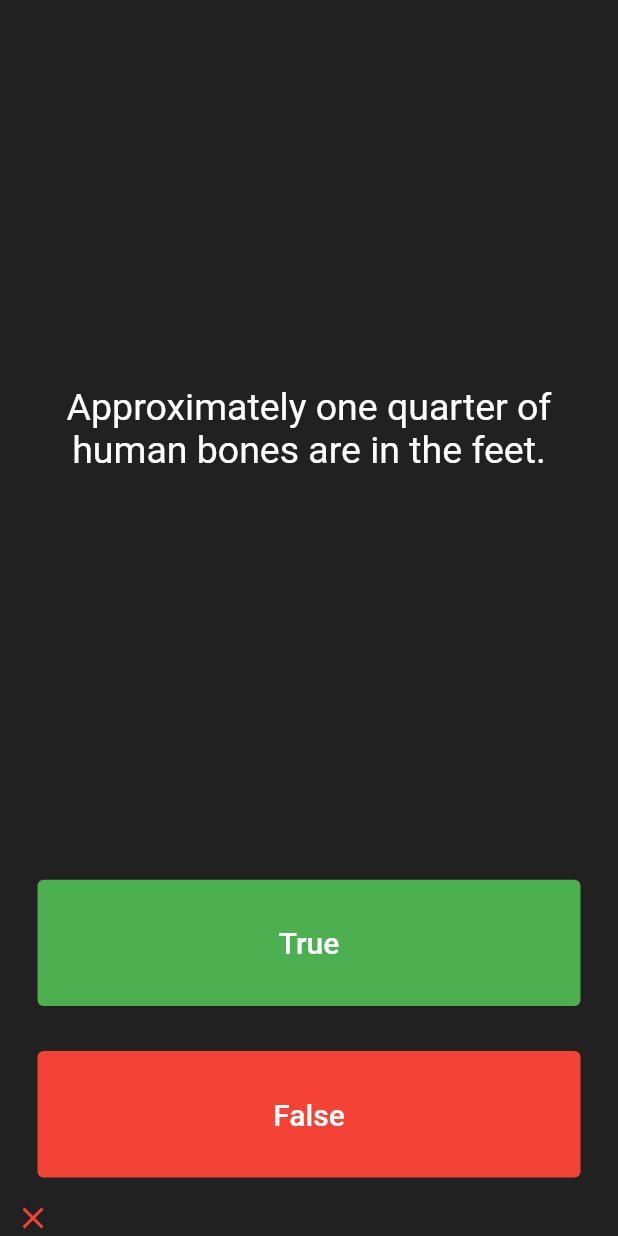
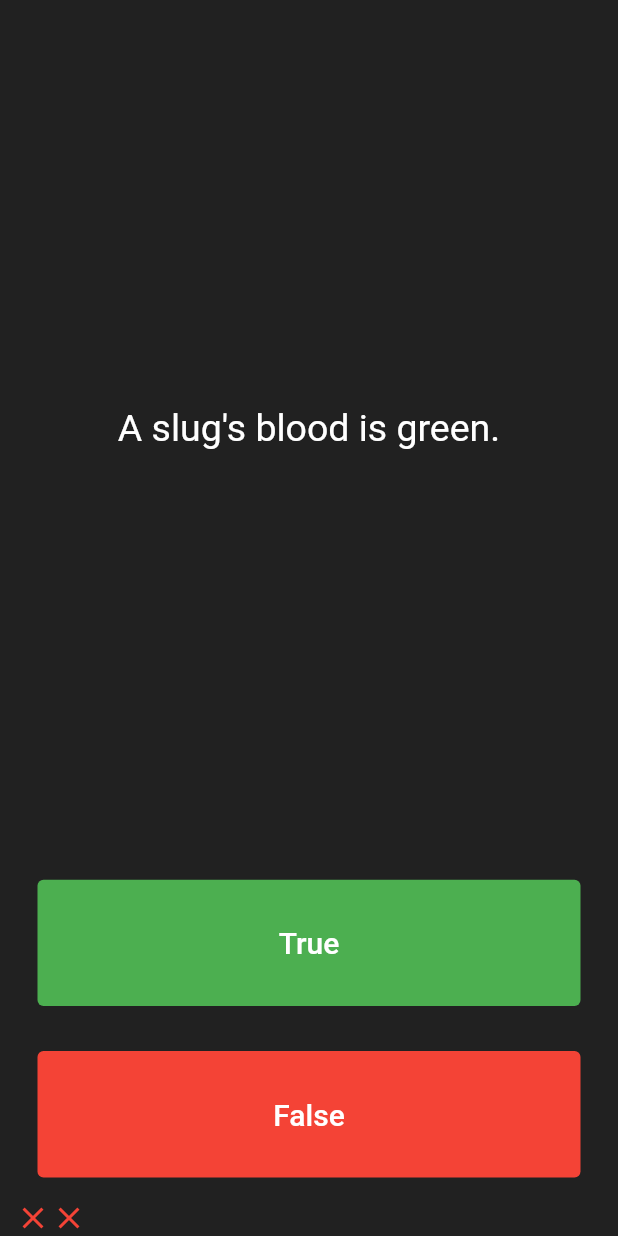
Before and after one commit to jahanzebnaeem/-nexskillflutterdevbatch6, a Flutter app: the screen it shows after launch, after a tap on "True", after a tap on "False", on a phone screen of 412 x 824 dp. Run offline on Flutter 3.47's test engine with Material 2 defaults, Android fonts, the phone set to English and light mode, and no system bars; our stand-ins replace audioplayers.

Commit message:
Lecture 10
Quiz App Complete

```diff
--- a/quiz_app/lib/main.dart
+++ b/quiz_app/lib/main.dart
@@ -1,5 +1,7 @@
 import 'package:flutter/material.dart';
-import 'package:quiz_app/question.dart';
+import 'package:quiz_app/quiz_brain.dart';
+
+QuizBrain quizBrain = QuizBrain();
 
 void main() {
   runApp(Quizzler());
@@ -28,21 +30,57 @@
 }
 
 class _QuizPageState extends State<QuizPage> {
-  List<Icon> checkAnswer = [];
+  List<Icon> scoreKeeper = [];
 
-  List<String> questions = [
-    'You can lead a cow down stairs but not up stairs.',
-    'Approximately one quarter of human bones are in the feet.',
-    'A slug\'s blood is green.'
-  ];
+  // // // List<String> questions = [
+  // // //   'You can lead a cow down stairs but not up stairs.',
+  // // //   'Approximately one quarter of human bones are in the feet.',
+  // // //   'A slug\'s blood is green.'
+  // // // ];
+  // // //
+  // // // List<bool> answers = [false, true, true];
+  // //
+  // // Question q1 = Question(
+  // //     q: 'You can lead a cow down stairs but not up stairs.', a: false);
+  //
+  // // List<Question> questionBank = [
+  // //   Question(q: 'You can lead a cow down stairs but not up stairs.', a: false),
+  // //   Question(
+  // //       q: 'Approximately one quarter of human bones are in the feet.',
+  // //       a: true),
+  // //   Question(q: 'A slug\'s blood is green.', a: true)
+  // // ];
+  //
+  // int nextQuestion = 0;
 
-  List<bool> answers = [false, true, true];
+  void checkAnswer(bool userPickedAnswer) {
+    // quizBrain.questionBank[nextQuestion].questionAnswer = true;
 
-  Question q1 = Question(
-      questionAsked: 'You can lead a cow down stairs but not up stairs.',
-      answerGiven: false);
+    // bool correctAnswer = quizBrain.getCorrectAnswer(nextQuestion);
+    bool correctAnswer = quizBrain.getCorrectAnswer();
 
-  int nextQuestion = 0;
+    setState(() {
+      if (userPickedAnswer == correctAnswer) {
+        scoreKeeper.add(
+          Icon(
+            Icons.check,
+            color: Colors.green,
+          ),
+        );
+      } else {
+        scoreKeeper.add(
+          Icon(
+            Icons.close,
+            color: Colors.red,
+          ),
+        );
+      }
+
+      // nextQuestion++;
+      quizBrain.nextQuestion();
+    });
+    // print(nextQuestion);
+  }
 
   @override
   Widget build(BuildContext context) {
@@ -56,7 +94,9 @@
             padding: EdgeInsets.all(10.0),
             child: Center(
               child: Text(
-                questions[nextQuestion],
+                // questions[nextQuestion],
+                // quizBrain.questionBank[nextQuestion].questionText,
+                quizBrain.getQuestionText(),
                 textAlign: TextAlign.center,
                 style: TextStyle(
                   fontSize: 25.0,
@@ -82,29 +122,7 @@
               ),
               onPressed: () {
                 //The user picked true.
-
-                bool correctAnswer = answers[nextQuestion];
-
-                if (correctAnswer == true) {
-                  checkAnswer.add(
-                    Icon(
-                      Icons.check,
-                      color: Colors.green,
-                    ),
-                  );
-                } else {
-                  checkAnswer.add(
-                    Icon(
-                      Icons.close,
-                      color: Colors.red,
-                    ),
-                  );
-                }
-
-                setState(() {
-                  nextQuestion++;
-                });
-                print(nextQuestion);
+                checkAnswer(true);
               },
             ),
           ),
@@ -125,12 +143,13 @@
               ),
               onPressed: () {
                 //The user picked false.
+                checkAnswer(false);
               },
             ),
           ),
         ),
         Row(
-          children: checkAnswer,
+          children: scoreKeeper,
         ),
       ],
     );
--- a/quiz_app/lib/question.dart
+++ b/quiz_app/lib/question.dart
@@ -1,9 +1,9 @@
 class Question {
-  late String question;
-  late bool answer;
+  late String questionText;
+  late bool questionAnswer;
 
-  Question({required String questionAsked, required bool answerGiven}) {
-    question = questionAsked;
-    answer = answerGiven;
+  Question(String q, bool a) {
+    questionText = q;
+    questionAnswer = a;
   }
 }
```
Also changed, not shown: quiz_app/lib/quiz_brain.dart (added, +58 -0 lines).
